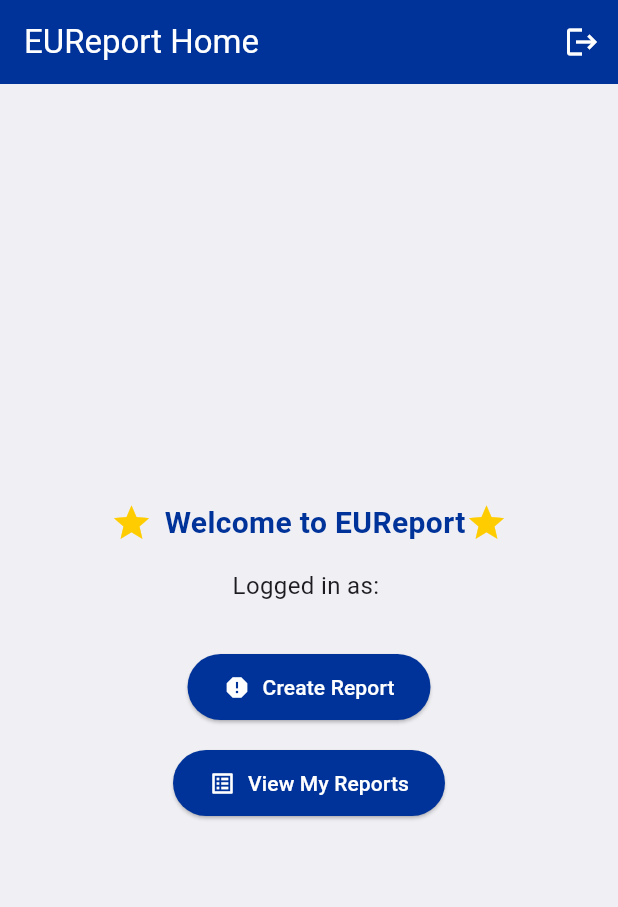
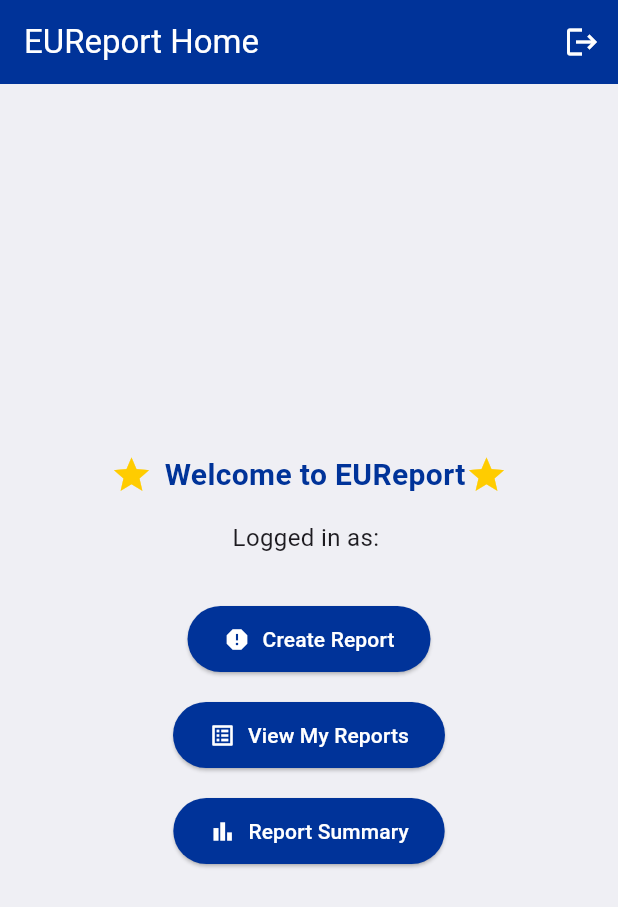
Before and after one commit to petrinopopa12/eureport_app, a Flutter app: the screen it shows once a user with an empty profile is signed in, on a phone screen of 412 x 824 dp. Shown: the top 907 px of the screen. Run offline on Flutter 3.47's test engine with Material 3 defaults, Android fonts, the phone set to English and light mode, and no system bars; our stand-ins replace cloud_firestore, firebase_auth, firebase_core, firebase_storage, fl_chart, geolocator and 2 more; accounts and stored records are empty.

Commit message:
Add report summary chart using fl_chart

```diff
--- a/lib/screens/home_screen.dart
+++ b/lib/screens/home_screen.dart
@@ -2,6 +2,7 @@ import 'package:flutter/material.dart';
 import 'package:firebase_auth/firebase_auth.dart';
 import 'create_report_screen.dart';
 import 'view_reports_screen.dart';
+import 'report_summary_chart_screen.dart'; // 👈 Add this import
 
 class HomeScreen extends StatelessWidget {
   const HomeScreen({super.key});
@@ -11,9 +12,9 @@ class HomeScreen extends StatelessWidget {
     final user = FirebaseAuth.instance.currentUser;
 
     return Scaffold(
-      backgroundColor: const Color(0xFFEFEFF4), // Light neutral background
+      backgroundColor: const Color(0xFFEFEFF4),
       appBar: AppBar(
-        backgroundColor: const Color(0xFF003399), // EU Blue
+        backgroundColor: const Color(0xFF003399),
         title: const Text(
           'EUReport Home',
           style: TextStyle(color: Colors.white),
@@ -34,7 +35,6 @@ class HomeScreen extends StatelessWidget {
           child: Column(
             mainAxisAlignment: MainAxisAlignment.center,
             children: [
-              // EU emblem or stars row
               const Row(
                 mainAxisAlignment: MainAxisAlignment.center,
                 children: [
@@ -60,11 +60,7 @@ class HomeScreen extends StatelessWidget {
               ElevatedButton.icon(
                 icon: const Icon(Icons.report),
                 label: const Text('Create Report'),
-                style: ElevatedButton.styleFrom(
-                  backgroundColor: const Color(0xFF003399), // EU blue
-                  foregroundColor: Colors.white,
-                  padding: const EdgeInsets.symmetric(horizontal: 24, vertical: 12),
-                ),
+                style: _euButtonStyle(),
                 onPressed: () {
                   Navigator.push(
                     context,
@@ -76,15 +72,23 @@ class HomeScreen extends StatelessWidget {
               ElevatedButton.icon(
                 icon: const Icon(Icons.list_alt),
                 label: const Text('View My Reports'),
-                style: ElevatedButton.styleFrom(
-                  backgroundColor: const Color(0xFF003399),
-                  foregroundColor: Colors.white,
-                  padding: const EdgeInsets.symmetric(horizontal: 24, vertical: 12),
-                ),
+                style: _euButtonStyle(),
                 onPressed: () {
                   Navigator.push(
                     context,
                     MaterialPageRoute(builder: (context) => const ViewReportsScreen()),
+                  );
+                },
+              ),
+              const SizedBox(height: 16),
+              ElevatedButton.icon(
+                icon: const Icon(Icons.bar_chart),
+                label: const Text('Report Summary'),
+                style: _euButtonStyle(),
+                onPressed: () {
+                  Navigator.push(
+                    context,
+                    MaterialPageRoute(builder: (context) => const ReportSummaryChartScreen()),
                   );
                 },
               ),
@@ -94,4 +98,12 @@ class HomeScreen extends StatelessWidget {
       ),
     );
   }
+
+  ButtonStyle _euButtonStyle() {
+    return ElevatedButton.styleFrom(
+      backgroundColor: const Color(0xFF003399),
+      foregroundColor: Colors.white,
+      padding: const EdgeInsets.symmetric(horizontal: 24, vertical: 12),
+    );
+  }
 }
--- a/pubspec.yaml
+++ b/pubspec.yaml
@@ -44,6 +44,8 @@ dependencies:
   provider: ^6.1.2
   url_launcher: ^6.2.5
   permission_handler: ^11.0.1
+  charts_flutter: ^0.12.0
+  fl_chart: ^0.66.2
 
 dev_dependencies:
   flutter_test:
```
Also changed, not shown: lib/screens/report_summary_chart_screen.dart (added, +82 -0 lines), pubspec.lock.
